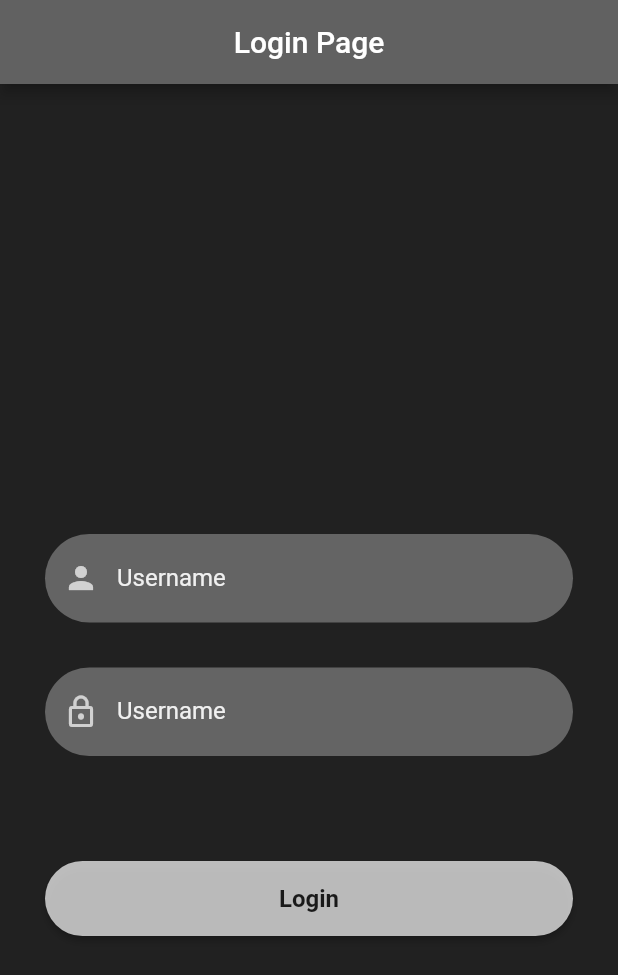
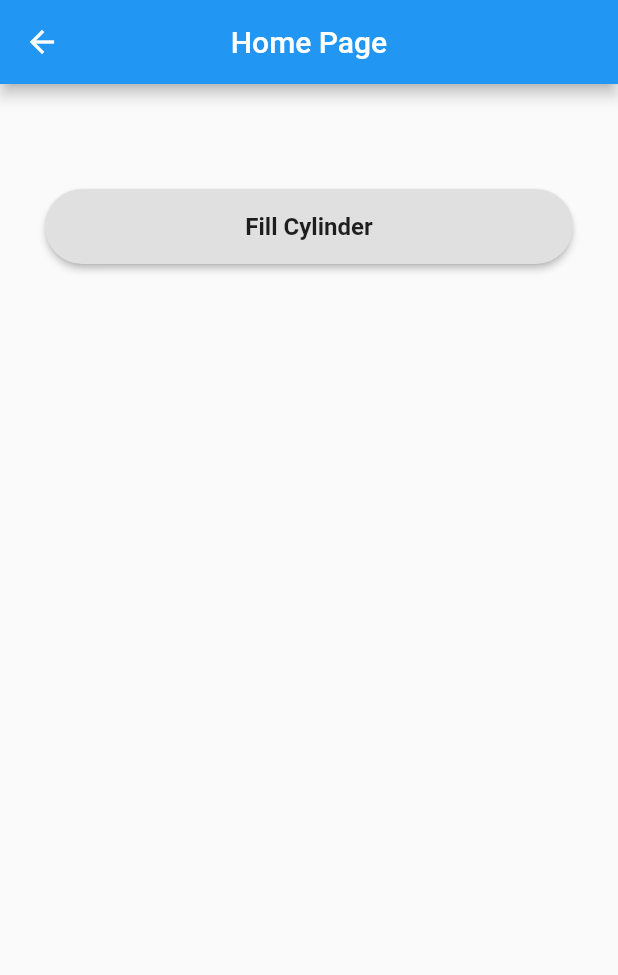
Before and after one commit to Sufiyankallada/flutter-app, a Flutter app: the screen it shows after launch, after a tap on "Login", on a phone screen of 412 x 824 dp. Shown: the top 975 px of the screen. Run offline on Flutter 3.47's test engine with Material 2 defaults, Android fonts, the light colour scheme and no system bars.

Commit message:
third commit - 2 pages added ,home page and fill cylinder
removed unnecessary code from main.dart

```diff
--- /dev/null
+++ b/lib/screens/homepage.dart
@@ -0,0 +1,41 @@
+import 'package:flutter/material.dart';
+
+import '../reusables.dart';
+import 'FillCylinder.dart';
+
+class HomePage extends StatefulWidget {
+  const HomePage({super.key});
+
+  @override
+  State<HomePage> createState() => _HomePageState();
+}
+
+class _HomePageState extends State<HomePage> {
+  @override
+  Widget build(BuildContext context) {
+    return Scaffold(
+      appBar: AppBar(
+        title: const Text("Home Page"),
+        centerTitle: true,
+      ),
+      body: SingleChildScrollView(
+        child: Padding(
+          padding: const EdgeInsets.fromLTRB(30, 30, 30, 0),
+          child: Column(
+            children: [
+              const SizedBox(
+                height: 30,
+              ),
+              buttons(context, "Fill Cylinder", () {
+                Navigator.push(
+                    context,
+                    MaterialPageRoute(
+                        builder: (context) => const FillCylinder()));
+              }),
+            ],
+          ),
+        ),
+      ),
+    );
+  }
+}
--- a/lib/screens/loginpage.dart
+++ b/lib/screens/loginpage.dart
@@ -1,4 +1,5 @@
 import 'package:flutter/material.dart';
+import 'package:model2/screens/homepage.dart';
 
 import '../reusables.dart';
 
@@ -47,7 +48,10 @@ class _LoginPageState extends State<LoginPage> {
               const SizedBox(
                 height: 30,
               ),
-              signInSignUpButton("Login", context, () {}),
+              signInSignUpButton("Login", context, () {
+                Navigator.push(context,
+                    MaterialPageRoute(builder: (context) => const HomePage()));
+              }),
             ],
           ),
         ),
```
Also changed, not shown: lib/main.dart (+0 -85 lines), lib/screens/FillCylinder.dart (added, +93 -0 lines).
